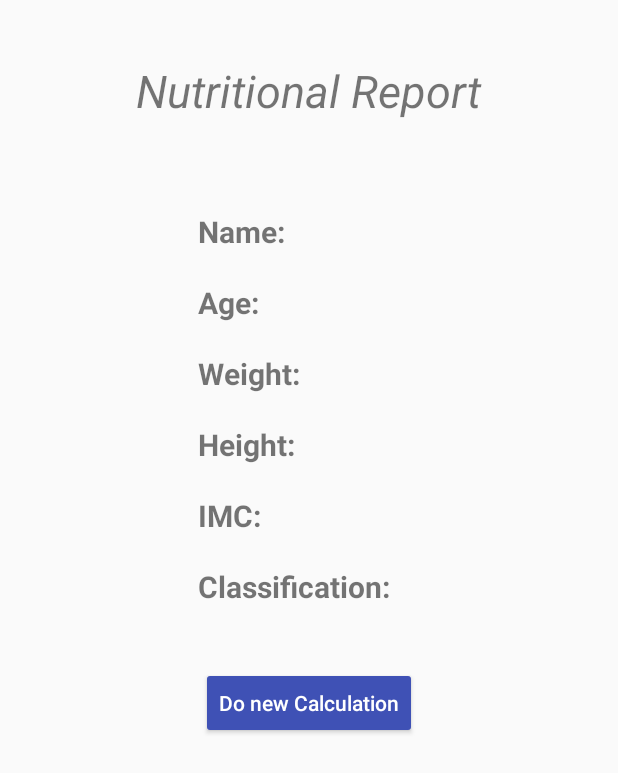
After one commit to reisdev/IMC-calculator, an Android app: the layout activity_result.xml on its own in the app's theme, with its tools: preview values and no code run, on a phone screen of 412 x 824 dp. The commit adds this screen. Shown: the top 773 px of the screen. Run offline under Robolectric (Android 15) with nearby library versions, the phone set to English and light mode, and no system bars.

Commit message:
Application done

```diff
--- a/app/build.gradle
+++ b/app/build.gradle
@@ -24,7 +24,7 @@ android {
 
 dependencies {
     implementation fileTree(dir: 'libs', include: ['*.jar'])
-    implementation"org.jetbrains.kotlin:kotlin-stdlib-jre7:$kotlin_version"
+    implementation "org.jetbrains.kotlin:kotlin-stdlib-jre7:$kotlin_version"
     implementation 'com.android.support:appcompat-v7:26.1.0'
     implementation 'com.android.support.constraint:constraint-layout:1.1.3'
     testImplementation 'junit:junit:4.12'
--- a/app/src/main/AndroidManifest.xml
+++ b/app/src/main/AndroidManifest.xml
@@ -9,6 +9,7 @@
         android:roundIcon="@mipmap/ic_launcher_round"
         android:supportsRtl="true"
         android:theme="@style/AppTheme">
+        <activity android:name=".ResultActivity"></activity>
         <activity android:name=".MainActivity">
             <intent-filter>
                 <action android:name="android.intent.action.MAIN" />
--- /dev/null
+++ b/app/src/main/res/layout/activity_result.xml
@@ -0,0 +1,152 @@
+<?xml version="1.0" encoding="utf-8"?>
+<RelativeLayout xmlns:android="http://schemas.android.com/apk/res/android"
+    xmlns:tools="http://schemas.android.com/tools"
+    android:layout_width="match_parent"
+    android:layout_height="match_parent"
+    tools:context=".ResultActivity">
+
+    <TextView
+        android:id="@+id/title"
+        android:layout_width="wrap_content"
+        android:layout_height="wrap_content"
+        android:layout_centerHorizontal="true"
+        android:layout_marginTop="40dp"
+        android:text="@string/report"
+        android:textSize="30dp"
+        android:textStyle="italic" />
+
+    <RelativeLayout
+        android:id="@+id/resultLine"
+        android:layout_width="wrap_content"
+        android:layout_height="wrap_content"
+        android:layout_below="@id/title"
+        android:layout_centerHorizontal="true"
+        android:layout_marginTop="40dp">
+
+        <TextView
+            android:id="@+id/nameTitle"
+            android:layout_width="wrap_content"
+            android:layout_height="wrap_content"
+            android:layout_marginTop="20dp"
+            android:text="@string/nameTitle"
+            android:textSize="20sp"
+            android:textStyle="bold" />
+
+        <TextView
+            android:id="@+id/nameResult"
+            android:layout_width="wrap_content"
+            android:layout_height="wrap_content"
+            android:layout_alignBaseline="@id/nameTitle"
+            android:layout_alignStart="@id/classResult"
+            android:layout_toRightOf="@id/nameTitle"
+            android:textSize="20sp"/>
+
+        <TextView
+            android:id="@+id/ageTitle"
+            android:layout_width="wrap_content"
+            android:layout_height="wrap_content"
+            android:layout_below="@id/nameTitle"
+            android:layout_alignStart="@id/nameTitle"
+            android:layout_marginTop="20dp"
+            android:text="@string/ageTitle"
+            android:textSize="20sp"
+            android:textStyle="bold" />
+
+        <TextView
+            android:id="@+id/ageResult"
+            android:layout_width="wrap_content"
+            android:layout_height="wrap_content"
+            android:layout_alignBaseline="@id/ageTitle"
+            android:layout_alignStart="@id/classResult"
+            android:layout_toRightOf="@id/ageTitle"
+            android:textSize="20sp" />
+
+        <TextView
+            android:id="@+id/weightTitle"
+            android:layout_width="wrap_content"
+            android:layout_height="wrap_content"
+            android:layout_below="@id/ageTitle"
+            android:layout_alignStart="@id/ageTitle"
+            android:layout_marginTop="20dp"
+            android:text="@string/weightTitle"
+            android:textSize="20sp"
+            android:textStyle="bold" />
+
+        <TextView
+            android:id="@+id/weightResult"
+            android:layout_width="wrap_content"
+            android:layout_height="wrap_content"
+            android:layout_alignBaseline="@id/weightTitle"
+            android:layout_alignStart="@id/classResult"
+            android:layout_toRightOf="@id/weightTitle"
+            android:textSize="20sp" />
+
+        <TextView
+            android:id="@+id/heightTitle"
+            android:layout_width="wrap_content"
+            android:layout_height="wrap_content"
+            android:layout_below="@id/weightTitle"
+            android:layout_alignStart="@id/weightTitle"
+            android:layout_marginTop="20dp"
+            android:text="@string/heightTitle"
+            android:textSize="20sp"
+            android:textStyle="bold" />
+
+        <TextView
+            android:id="@+id/heightResult"
+            android:layout_width="wrap_content"
+            android:layout_height="wrap_content"
+            android:layout_alignBaseline="@id/heightTitle"
+            android:layout_toRightOf="@id/heightTitle"
+            android:layout_alignStart="@id/classResult"
+            android:textSize="20sp" />
+        <TextView
+            android:id="@+id/IMCTitle"
+            android:layout_width="wrap_content"
+            android:layout_height="wrap_content"
+            android:layout_below="@id/heightTitle"
+            android:layout_alignStart="@id/heightTitle"
+            android:layout_marginTop="20dp"
+            android:text="@string/IMC"
+            android:textSize="20sp"
+            android:textStyle="bold" />
+
+        <TextView
+            android:id="@+id/IMCResult"
+            android:layout_width="wrap_content"
+            android:layout_height="wrap_content"
+            android:layout_alignBaseline="@id/IMCTitle"
+            android:layout_alignStart="@id/classResult"
+            android:layout_toRightOf="@id/IMCTitle"
+            android:textSize="20sp" />
+        <TextView
+            android:id="@+id/classTitle"
+            android:layout_width="wrap_content"
+            android:layout_height="wrap_content"
+            android:layout_below="@id/IMCTitle"
+            android:layout_alignStart="@id/IMCTitle"
+            android:layout_marginTop="20dp"
+            android:text="@string/classTitle"
+            android:textSize="20sp"
+            android:textStyle="bold" />
+        <TextView
+            android:id="@+id/classResult"
+            android:layout_width="wrap_content"
+            android:layout_height="wrap_content"
+            android:layout_alignBaseline="@id/classTitle"
+            android:layout_toRightOf="@id/classTitle"
+            android:layout_marginLeft="20dp"
+            android:textSize="20sp" />
+    </RelativeLayout>
+    <Button
+        android:id="@+id/newCalculation"
+        android:layout_width="wrap_content"
+        android:layout_height="wrap_content"
+        android:layout_centerHorizontal="true"
+        android:layout_marginTop="40dp"
+        android:backgroundTint="@color/colorPrimary"
+        android:textAllCaps="false"
+        android:textColor="#FFFFFF"
+        android:text="@string/calculation"
+        android:layout_below="@id/resultLine"/>
+</RelativeLayout>
--- a/app/src/main/res/values/strings.xml
+++ b/app/src/main/res/values/strings.xml
@@ -5,4 +5,18 @@
     <string name="weight">Weight(Kg)</string>
     <string name="height">Height(m)</string>
     <string name="report">Nutritional Report</string>
+    <string name="nameTitle">Name:</string>
+    <string name="ageTitle">Age:</string>
+    <string name="weightTitle">Weight:</string>
+    <string name="heightTitle">Height:</string>
+    <string name="IMC">IMC:</string>
+    <string name="classTitle">Classification:</string>
+    <string name="years">years</string>
+    <string name="underweight">Underweight</string>
+    <string name="healthy">Normal Weight</string>
+    <string name="overweight">Overweight</string>
+    <string name="obesity1">Class I Obesity</string>
+    <string name="obesity2">Class II Obesity</string>
+    <string name="obesity3">Class III Obesity</string>
+    <string name="calculation">Do new Calculation</string>
 </resources>
```
Also changed, not shown: app/src/main/java/com/matheus/imccalculator/MainActivity.kt (+13 -1 lines), app/src/main/java/com/matheus/imccalculator/Person.kt (+23 -9 lines), app/src/main/java/com/matheus/imccalculator/ResultActivity.kt (added, +48 -0 lines), 1 other file.
